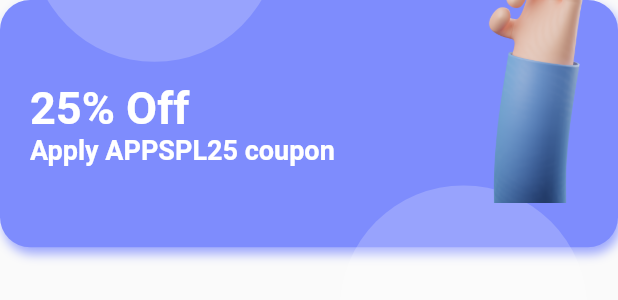
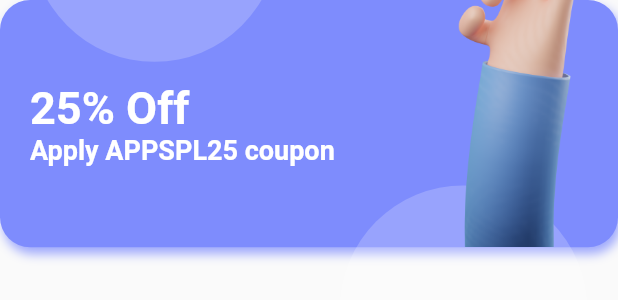
Before and after one commit to AshutoshPatole/ZerosAndOnes, a Flutter app: the Coupon widget shown alone on an empty page, opened directly, on a phone screen of 412 x 824 dp. Shown: the top 300 px of the screen. Run offline on Flutter 3.47's test engine with Material 2 defaults, Android fonts, the phone set to English and light mode, and no system bars; our stand-ins replace equatable, firebase_auth, firebase_core, flutter_signin_button, flutter_svg, geocoding and 7 more; missing offline and left inert: flutter_facebook_auth; accounts and stored records are empty.

```diff
--- a/lib/views/home_page/home_page_view.dart
+++ b/lib/views/home_page/home_page_view.dart
@@ -30,7 +30,9 @@ class HomePageView extends StatelessWidget {
               builder: (context, snapshot) {
                 return viewModel.serviceableDistance < 0
                     ? const Center(
-                        child: CircularProgressIndicator(),
+                        child: CircularProgressIndicator(
+                          semanticsValue: "Getting location",
+                        ),
                       )
                     : viewModel.isServiceableDistance
                         ? SingleChildScrollView(
--- a/lib/widgets/smart_widgets/coupon.dart
+++ b/lib/widgets/smart_widgets/coupon.dart
@@ -74,12 +74,12 @@ class Coupon extends StatelessWidget {
           ),
         ),
         Positioned(
-          right: -50,
-          top: -65,
+          right: -size.width * 0.25,
+          top: -size.height * 0.1,
           child: Image.asset(
             'assets/images/nice.png',
-            width: 200,
-            height: 200,
+            width: size.width * 0.8,
+            height: size.height * 0.3,
           ),
         ),
       ],
```
Also changed, not shown: lib/widgets/dumb_widgets/getting_location.dart (added, +10 -0 lines).
